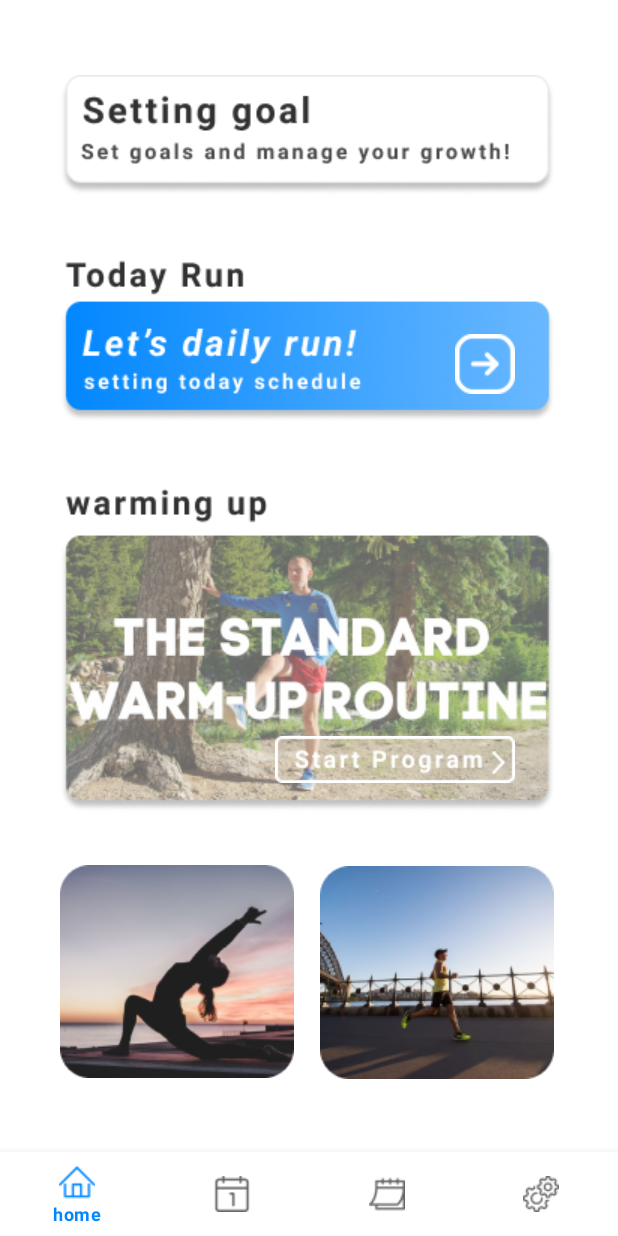
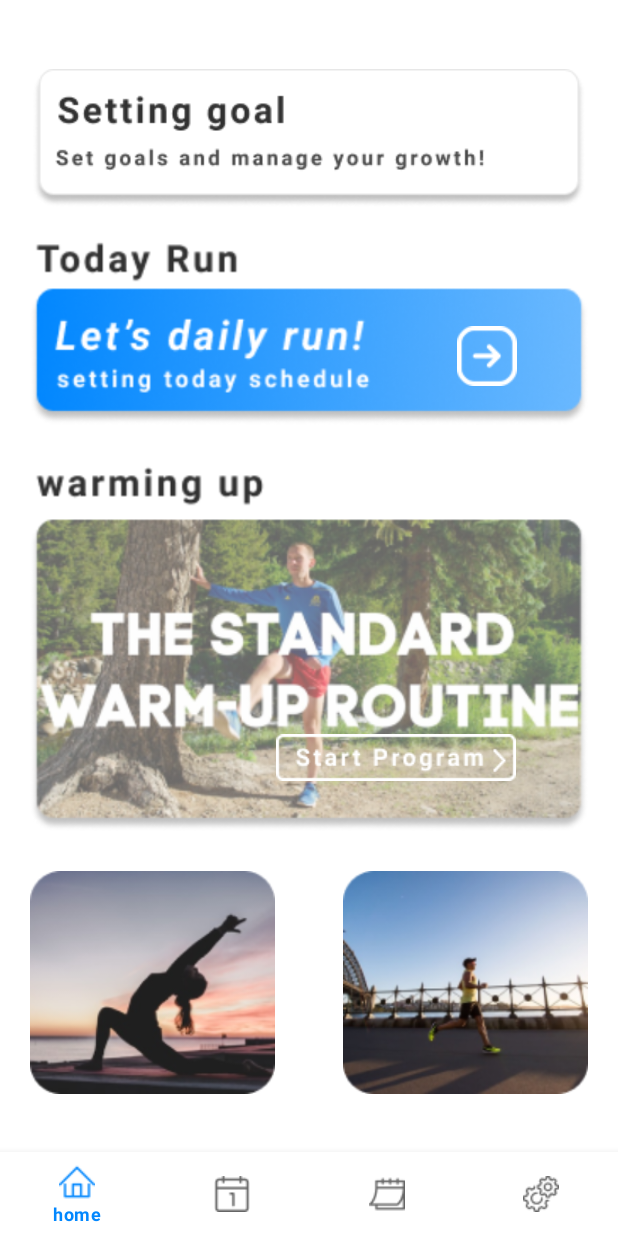
Before and after one commit to RunningLifea/RunningLife, an Android app: the screen it shows after launch (MainActivity), on a phone screen of 412 x 824 dp. Run offline under Robolectric (Android 15) with nearby library versions, the phone set to English and light mode, and no system bars.

Commit message:
LeeYooSeok_Daily_UI

```diff
--- a/app/src/main/res/drawable/bg_color.xml
+++ b/app/src/main/res/drawable/bg_color.xml
@@ -1,4 +1,4 @@
 <?xml version="1.0" encoding="utf-8"?>
 <shape xmlns:android="http://schemas.android.com/apk/res/android" android:shape="rectangle">
-    <gradient android:angle="120" android:centerColor="#0099FF" android:endColor="#0066FF" android:startColor="#1199FF" android:type="linear" />
+    <gradient android:angle="60" android:endColor="#4A91FF" android:startColor="#47BFDF" android:type="linear" />
 </shape>
--- a/app/src/main/res/layout/fragment_daily.xml
+++ b/app/src/main/res/layout/fragment_daily.xml
@@ -1,6 +1,33 @@
 <?xml version="1.0" encoding="utf-8"?>
 <androidx.constraintlayout.widget.ConstraintLayout xmlns:android="http://schemas.android.com/apk/res/android"
+    xmlns:app="http://schemas.android.com/apk/res-auto"
+    xmlns:tools="http://schemas.android.com/tools"
     android:layout_width="match_parent"
-    android:layout_height="match_parent">
+    android:layout_height="match_parent"
+    android:background="@drawable/bg_color"
+    >
 
+
+    <ImageView
+        android:id="@+id/imageView6"
+        android:layout_width="60dp"
+        android:layout_height="72dp"
+        android:layout_marginStart="16dp"
+        android:layout_marginTop="16dp"
+        android:src="@drawable/human"
+        app:layout_constraintStart_toStartOf="parent"
+        app:layout_constraintTop_toTopOf="parent" />
+
+    <TextView
+        android:id="@+id/daily_hello"
+        android:layout_width="wrap_content"
+        android:layout_height="wrap_content"
+        android:layout_marginStart="28dp"
+        android:layout_marginTop="40dp"
+        android:text="Daily Hello"
+        android:textColor="@color/white"
+        android:textSize="20sp"
+        android:textStyle="bold"
+        app:layout_constraintStart_toEndOf="@+id/imageView6"
+        app:layout_constraintTop_toTopOf="parent" />
 </androidx.constraintlayout.widget.ConstraintLayout>
--- a/app/src/main/res/layout/fragment_home.xml
+++ b/app/src/main/res/layout/fragment_home.xml
@@ -5,59 +5,64 @@
     android:layout_width="match_parent"
     android:layout_height="match_parent">
 
-    <ImageView
+    <ImageButton
         android:id="@+id/imageView"
-        android:layout_width="wrap_content"
-        android:layout_height="wrap_content"
-        android:layout_marginStart="40dp"
-        android:layout_marginTop="50dp"
-        android:layout_marginBottom="26dp"
-        app:layout_constraintBottom_toTopOf="@+id/imageView2"
+        android:layout_width="0dp"
+        android:layout_height="103dp"
+        android:layout_marginStart="20dp"
+        android:layout_marginTop="40dp"
+        android:layout_marginEnd="20dp"
+        android:background="@android:color/transparent"
+        app:layout_constraintEnd_toEndOf="parent"
+        app:layout_constraintHorizontal_bias="0.487"
         app:layout_constraintStart_toStartOf="parent"
         app:layout_constraintTop_toTopOf="parent"
         app:srcCompat="@drawable/box1" />
 
     <ImageView
         android:id="@+id/imageView2"
-        android:layout_width="wrap_content"
-        android:layout_height="wrap_content"
-        android:layout_marginStart="40dp"
-        android:layout_marginTop="10dp"
-        android:layout_marginBottom="21dp"
-        app:layout_constraintBottom_toTopOf="@+id/imageView3"
+        android:layout_width="0dp"
+        android:layout_height="133dp"
+        android:layout_marginStart="20dp"
+        android:layout_marginTop="8dp"
+        android:layout_marginEnd="20dp"
+        app:layout_constraintEnd_toEndOf="parent"
+        app:layout_constraintHorizontal_bias="0.0"
         app:layout_constraintStart_toStartOf="parent"
         app:layout_constraintTop_toBottomOf="@+id/imageView"
         app:srcCompat="@drawable/box2" />
 
     <ImageView
         android:id="@+id/imageView3"
-        android:layout_width="wrap_content"
-        android:layout_height="wrap_content"
-        android:layout_marginStart="40dp"
-        android:layout_marginTop="15dp"
-        android:layout_marginBottom="35dp"
-        app:layout_constraintBottom_toTopOf="@+id/imageView4"
+        android:layout_width="0dp"
+        android:layout_height="267dp"
+        android:layout_marginHorizontal="20dp"
+        android:layout_marginStart="20dp"
+        android:layout_marginTop="10dp"
+        android:layout_marginEnd="20dp"
+        app:layout_constraintEnd_toEndOf="parent"
+        app:layout_constraintHorizontal_bias="0.507"
         app:layout_constraintStart_toStartOf="parent"
         app:layout_constraintTop_toBottomOf="@+id/imageView2"
         app:srcCompat="@drawable/box3" />
 
     <ImageView
         android:id="@+id/imageView4"
-        android:layout_width="wrap_content"
-        android:layout_height="wrap_content"
-        android:layout_marginStart="40dp"
-        android:layout_marginTop="35dp"
+        android:layout_width="163dp"
+        android:layout_height="155dp"
+        android:layout_marginStart="20dp"
+        android:layout_marginTop="15dp"
         app:layout_constraintStart_toStartOf="parent"
         app:layout_constraintTop_toBottomOf="@+id/imageView3"
         app:srcCompat="@drawable/just1" />
 
     <ImageView
         android:id="@+id/imageView5"
-        android:layout_width="wrap_content"
-        android:layout_height="wrap_content"
-        android:layout_marginStart="17dp"
-        android:layout_marginTop="36dp"
-        app:layout_constraintStart_toEndOf="@+id/imageView4"
+        android:layout_width="163dp"
+        android:layout_height="155dp"
+        android:layout_marginTop="15dp"
+        android:layout_marginEnd="20dp"
+        app:layout_constraintEnd_toEndOf="parent"
         app:layout_constraintTop_toBottomOf="@+id/imageView3"
         app:srcCompat="@drawable/just2" />
 
@@ -69,12 +74,14 @@
         android:layout_marginTop="47dp"
         android:layout_marginEnd="15dp"
         android:layout_marginBottom="9dp"
+        android:background="@android:color/transparent"
         app:layout_constraintBottom_toBottomOf="@+id/imageView2"
         app:layout_constraintEnd_toEndOf="@+id/imageView2"
+        app:layout_constraintHorizontal_bias="0.507"
         app:layout_constraintStart_toStartOf="@+id/imageView2"
         app:layout_constraintTop_toTopOf="@+id/imageView2"
-        app:srcCompat="@drawable/arrow"
-        android:background="@android:color/transparent"/>
+        app:layout_constraintVertical_bias="0.513"
+        app:srcCompat="@drawable/arrow" />
 
     <ImageButton
         android:id="@+id/imageButton3"
```
Also changed, not shown: app/src/main/res/drawable-v24/box1.jpg (deleted), app/src/main/res/drawable-v24/box1.png (added), app/src/main/res/drawable-v24/human.png (added).
